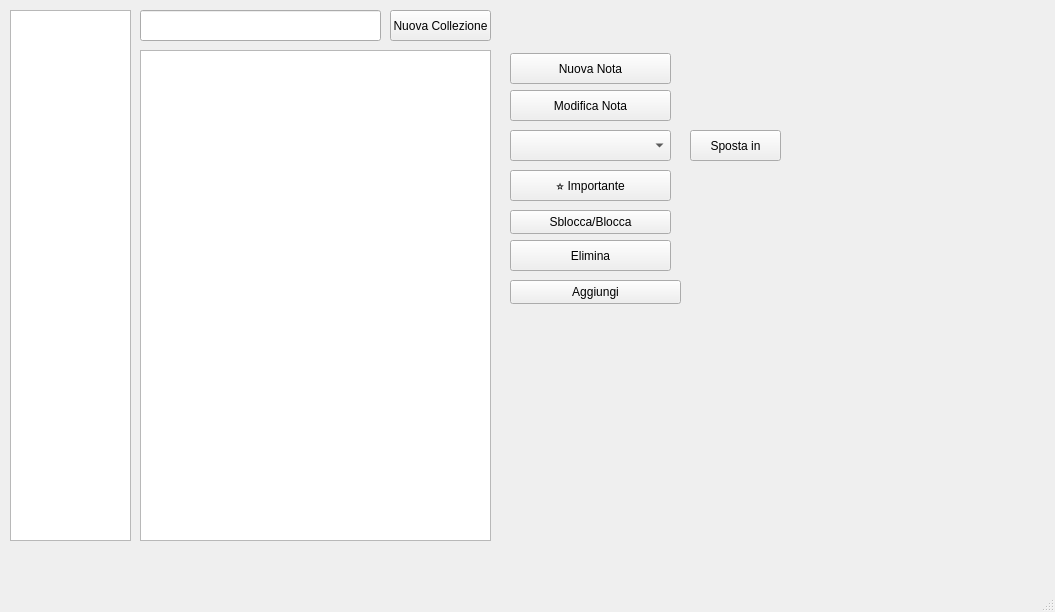
Old version of the form mainwindow.ui in the repository RiccardoFagiuoli/NoteLab.
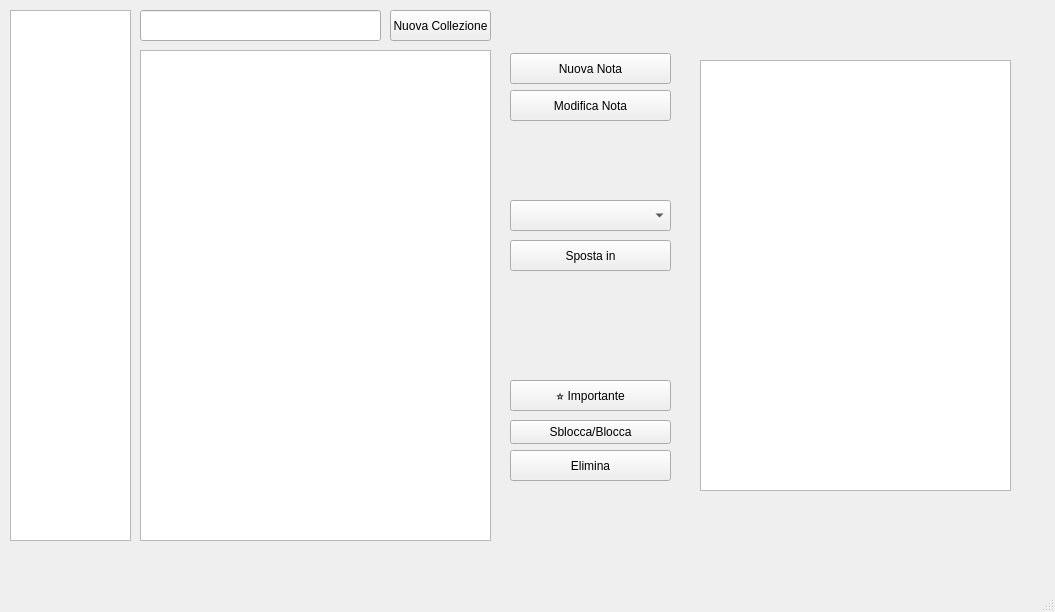
New version of the form.

Commit message: Sviluppo interfaccia grafica, crash risolti

The edit to the form file:
```diff
--- a/mainwindow.ui
+++ b/mainwindow.ui
@@ -44,7 +44,7 @@
       <property name="geometry">
        <rect>
         <x>510</x>
-        <y>240</y>
+        <y>450</y>
         <width>161</width>
         <height>31</height>
        </rect>
@@ -56,9 +56,9 @@
      <widget class="QPushButton" name="btnSposta">
       <property name="geometry">
        <rect>
-        <x>690</x>
-        <y>130</y>
-        <width>91</width>
+        <x>510</x>
+        <y>240</y>
+        <width>161</width>
         <height>31</height>
        </rect>
       </property>
@@ -70,7 +70,7 @@
       <property name="geometry">
        <rect>
         <x>510</x>
-        <y>130</y>
+        <y>200</y>
         <width>161</width>
         <height>31</height>
        </rect>
@@ -110,7 +110,7 @@
       <property name="geometry">
        <rect>
         <x>510</x>
-        <y>170</y>
+        <y>380</y>
         <width>161</width>
         <height>31</height>
        </rect>
@@ -123,7 +123,7 @@
       <property name="geometry">
        <rect>
         <x>510</x>
-        <y>210</y>
+        <y>420</y>
         <width>161</width>
         <height>24</height>
        </rect>
@@ -132,19 +132,6 @@
        <string>Sblocca/Blocca</string>
       </property>
      </widget>
-     <widget class="QPushButton" name="btnAdd">
-      <property name="geometry">
-       <rect>
-        <x>510</x>
-        <y>280</y>
-        <width>171</width>
-        <height>24</height>
-       </rect>
-      </property>
-      <property name="text">
-       <string>Aggiungi</string>
-      </property>
-     </widget>
      <widget class="QPushButton" name="btnNuovaNota">
       <property name="geometry">
        <rect>
@@ -171,6 +158,16 @@
        <string>Modifica Nota</string>
       </property>
      </widget>
+     <widget class="QTextBrowser" name="textAnteprima">
+      <property name="geometry">
+       <rect>
+        <x>700</x>
+        <y>60</y>
+        <width>311</width>
+        <height>431</height>
+       </rect>
+      </property>
+     </widget>
     </widget>
     <widget class="QWidget" name="page_1">
      <widget class="QTextEdit" name="textContenutoEditor">
```
Left out of the diff: 14 changed lines with no effect on the pictures. The commit also changes 3 other files.
